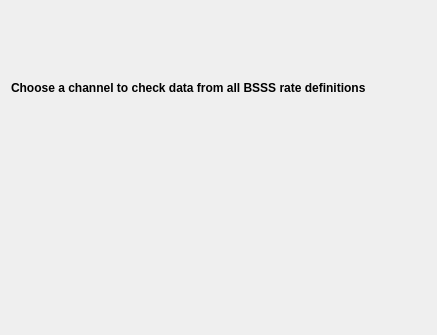
Qt form bsaDriverApp/pydm/bsssBld_dataMain.ui (slac-epics/bsaDriver) before a commit.
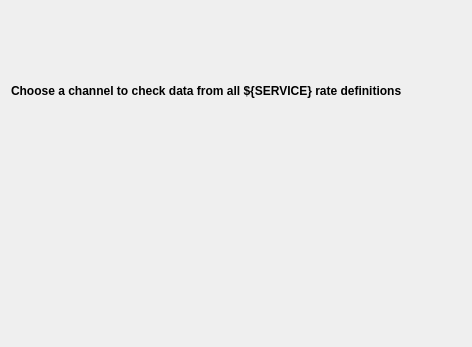
The same form after that commit. Custom widgets are drawn as their Qt base class.

What changed in the file:
```diff
--- a/bsaDriverApp/pydm/bsssBld_dataMain.ui
+++ b/bsaDriverApp/pydm/bsssBld_dataMain.ui
@@ -6,8 +6,8 @@
    <rect>
     <x>0</x>
     <y>0</y>
-    <width>437</width>
-    <height>335</height>
+    <width>472</width>
+    <height>347</height>
    </rect>
   </property>
   <property name="windowTitle">
@@ -23,7 +23,7 @@
       </font>
      </property>
      <property name="text">
-      <string>Choose a channel to check data from all BSSS rate definitions</string>
+      <string>Choose a channel to check data from all ${SERVICE} rate definitions</string>
      </property>
     </widget>
    </item>
```
Left out of the diff: 6 changed lines with no effect on the pictures.
